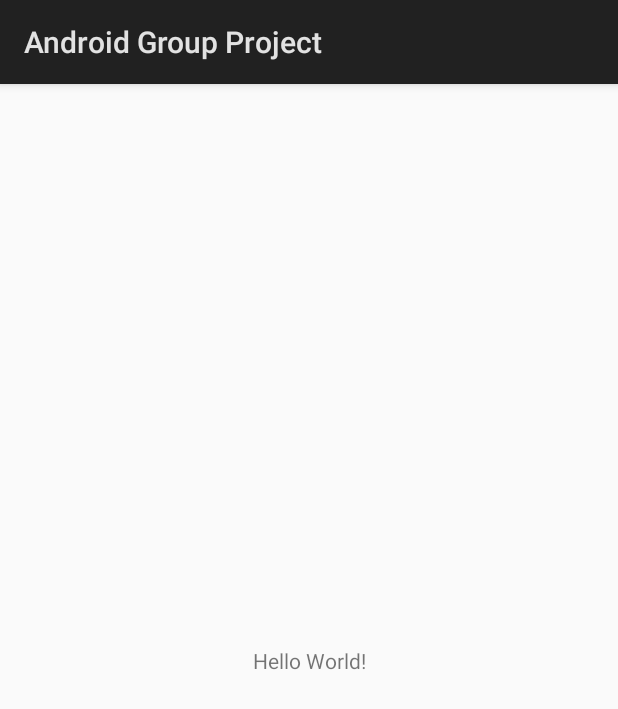
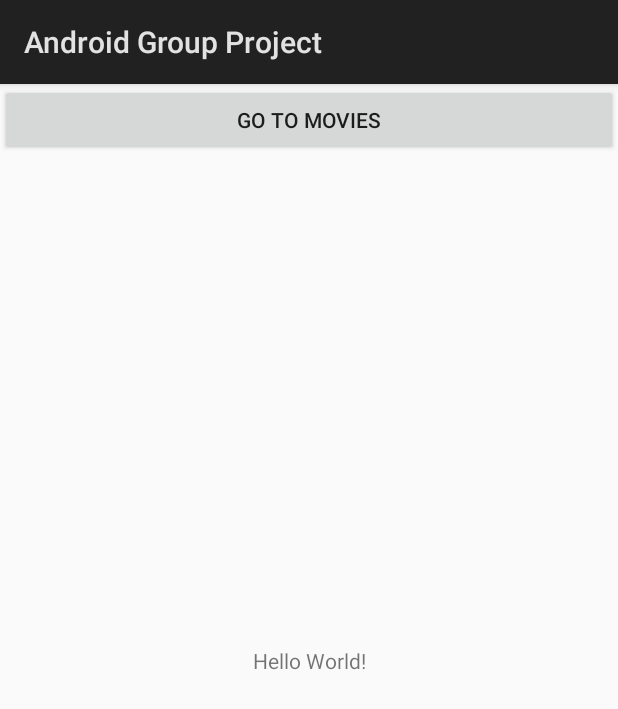
Before and after one commit to mpelu/AndroidGroupProject, an Android app: the screen it shows after launch (MainActivity), on a phone screen of 412 x 824 dp. Shown: the top 709 px of the screen. Run offline under Robolectric (Android 15) with nearby library versions, the phone set to English and light mode, and no system bars.

Commit message:
added snackbar, added movie button in main activity

```diff
--- a/app/src/main/res/layout/activity_main.xml
+++ b/app/src/main/res/layout/activity_main.xml
@@ -15,4 +15,10 @@
         app:layout_constraintRight_toRightOf="parent"
         app:layout_constraintTop_toTopOf="parent" />
 
+    <Button
+        android:id="@+id/goToMovie"
+        android:layout_width="match_parent"
+        android:layout_height="wrap_content"
+        android:text="@string/goToMovie"/>
+
 </android.support.constraint.ConstraintLayout>
--- a/app/src/main/res/values/strings.xml
+++ b/app/src/main/res/values/strings.xml
@@ -2,5 +2,6 @@
     <string name="app_name">Android Group Project</string>
     <string name="movieHint">Enter a movie title</string>
     <string name="movieSearch">Search</string>
+    <string name="goToMovie">Go to Movies</string>
 
 </resources>
```
Also changed, not shown: app/src/main/java/com/example/mpelu/androidgroupproject/Movies.java (+7 -3 lines).
